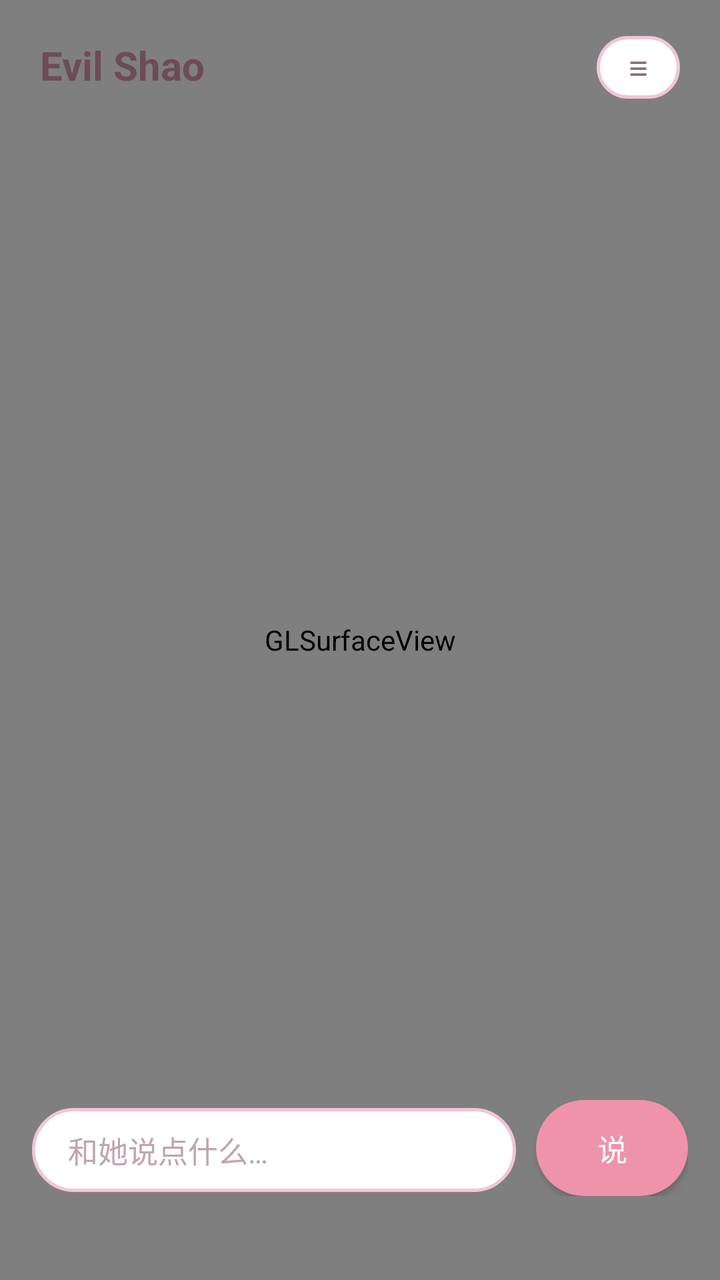
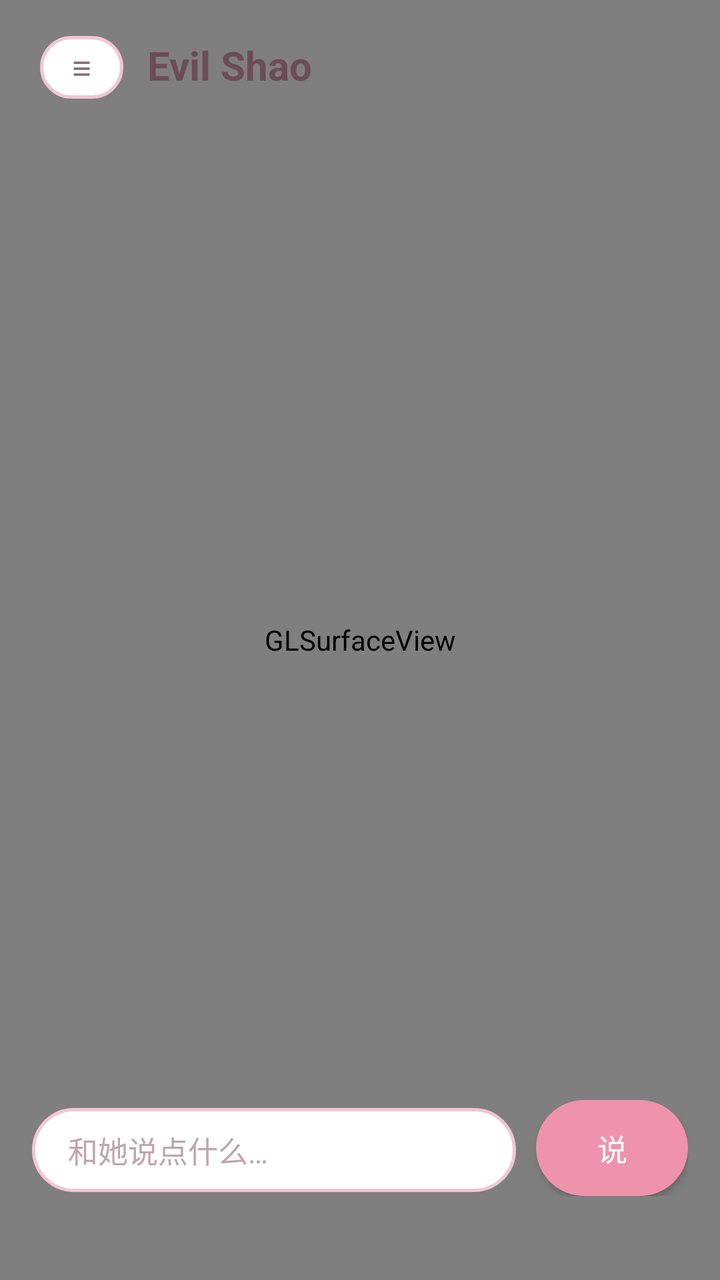

An Android layout rendered at two revisions. The XML below is the earlier revision; the diff shows what the commit changed to produce the second picture.
<!-- AndroidManifest.xml: application theme AppTheme -->
<!-- res/layout/activity_main.xml -->
<?xml version="1.0" encoding="utf-8"?>
<FrameLayout xmlns:android="http://schemas.android.com/apk/res/android"
    android:layout_width="match_parent"
    android:layout_height="match_parent"
    android:background="#FDEAF0">

    
    <android.opengl.GLSurfaceView
        android:id="@+id/gl"
        android:layout_width="match_parent"
        android:layout_height="match_parent" />

    
    <TextView
        android:id="@+id/bubble"
        android:layout_width="wrap_content"
        android:layout_height="wrap_content"
        android:layout_gravity="top|center_horizontal"
        android:layout_marginTop="62dp"
        android:background="@drawable/bubble_bg"
        android:elevation="3dp"
        android:maxWidth="280dp"
        android:paddingStart="18dp"
        android:paddingTop="12dp"
        android:paddingEnd="18dp"
        android:paddingBottom="12dp"
        android:textColor="#463A3E"
        android:textSize="15sp"
        android:visibility="gone" />

    
    <LinearLayout
        android:layout_width="match_parent"
        android:layout_height="wrap_content"
        android:layout_gravity="bottom"
        android:layout_marginStart="16dp"
        android:layout_marginEnd="16dp"
        android:layout_marginBottom="42dp"
        android:elevation="2dp"
        android:orientation="horizontal">

        <EditText
            android:id="@+id/input"
            android:layout_width="0dp"
            android:layout_height="wrap_content"
            android:layout_weight="1"
            android:background="@drawable/input_bg"
            android:hint="@string/hint"
            android:inputType="text"
            android:maxLines="1"
            android:textColor="#4A3F43"
            android:textColorHint="#C0A5AE"
            android:textSize="15sp" />

        <Button
            android:id="@+id/send"
            android:layout_width="wrap_content"
            android:layout_height="wrap_content"
            android:layout_marginStart="10dp"
            android:background="@drawable/button_bg"
            android:backgroundTint="#EE93AB"
            android:minWidth="76dp"
            android:text="@string/send"
            android:textColor="#FFFFFF"
            android:textSize="15sp" />
    </LinearLayout>

    
    <View
        android:id="@+id/scrim"
        android:layout_width="match_parent"
        android:layout_height="match_parent"
        android:background="#2A000000"
        android:visibility="gone" />

    
    <LinearLayout
        android:layout_width="match_parent"
        android:layout_height="wrap_content"
        android:layout_gravity="top"
        android:layout_marginStart="20dp"
        android:layout_marginTop="18dp"
        android:layout_marginEnd="20dp"
        android:elevation="4dp"
        android:orientation="horizontal">

        <TextView
            android:id="@+id/title"
            android:layout_width="0dp"
            android:layout_height="wrap_content"
            android:layout_weight="1"
            android:text="@string/app_name"
            android:textColor="#6D4B57"
            android:textSize="20sp"
            android:textStyle="bold" />

        <TextView
            android:id="@+id/menu"
            android:layout_width="wrap_content"
            android:layout_height="wrap_content"
            android:background="@drawable/input_bg"
            android:paddingStart="16dp"
            android:paddingTop="4dp"
            android:paddingEnd="16dp"
            android:paddingBottom="4dp"
            android:text="@string/menu"
            android:textColor="#8C6A75"
            android:textSize="17sp" />
    </LinearLayout>

    
    <LinearLayout
        android:id="@+id/menuPanel"
        android:layout_width="210dp"
        android:layout_height="wrap_content"
        android:layout_gravity="top|start"
        android:layout_marginStart="20dp"
        android:layout_marginTop="62dp"
        android:background="@drawable/menu_bg"
        android:elevation="12dp"
        android:orientation="vertical"
        android:paddingTop="6dp"
        android:paddingBottom="6dp"
        android:visibility="gone">

        <TextView
            android:id="@+id/mi_record"
            style="@style/MenuItem"
            android:text="@string/record" />

        <TextView
            android:id="@+id/mi_learn"
            style="@style/MenuItem"
            android:text="@string/learn" />

        <TextView
            android:id="@+id/mi_name"
            style="@style/MenuItem"
            android:text="@string/menu_name" />

        <TextView
            android:id="@+id/mi_ai"
            style="@style/MenuItem"
            android:text="@string/menu_ai" />

        <View
            android:layout_width="match_parent"
            android:layout_height="1dp"
            android:layout_marginStart="14dp"
            android:layout_marginTop="4dp"
            android:layout_marginEnd="14dp"
            android:layout_marginBottom="4dp"
            android:background="#F0DCE3" />

        <TextView
            android:id="@+id/mi_close"
            style="@style/MenuItem"
            android:text="@string/menu_close" />
    </LinearLayout>
</FrameLayout>
<!-- resources referenced by this layout -->
<resources>
  <!-- drawable bubble_bg (drawable) -->
  <?xml version="1.0" encoding="utf-8"?>
  <shape xmlns:android="http://schemas.android.com/apk/res/android"
      android:shape="rectangle">
      <solid android:color="#FFFDFD" />
      <corners android:radius="18dp" />
      <stroke
          android:width="1.5dp"
          android:color="#F0B6C7" />
  </shape>
  <!-- drawable button_bg (drawable) -->
  <?xml version="1.0" encoding="utf-8"?>
  <shape xmlns:android="http://schemas.android.com/apk/res/android"
      android:shape="rectangle">
      <solid android:color="#FFFFFF" />
      <corners android:radius="24dp" />
  </shape>
  <!-- drawable input_bg (drawable) -->
  <?xml version="1.0" encoding="utf-8"?>
  <shape xmlns:android="http://schemas.android.com/apk/res/android"
      android:shape="rectangle">
      <solid android:color="#FFFFFF" />
      <corners android:radius="24dp" />
      <stroke
          android:width="1.5dp"
          android:color="#F2C6D4" />
      <padding
          android:left="18dp"
          android:top="10dp"
          android:right="18dp"
          android:bottom="10dp" />
  </shape>
  <!-- drawable menu_bg (drawable) -->
  <?xml version="1.0" encoding="utf-8"?>
  <shape xmlns:android="http://schemas.android.com/apk/res/android"
      android:shape="rectangle">
      <solid android:color="#FBFFFFFF" />
      <corners android:radius="18dp" />
      <stroke
          android:width="1.5dp"
          android:color="#F2C6D4" />
  </shape>
  <string name="app_name">Evil Shao</string>
  <string name="hint">和她说点什么…</string>
  <string name="learn">学习</string>
  <string name="menu">≡</string>
  <string name="menu_ai">接 AI</string>
  <string name="menu_close">收起</string>
  <string name="menu_name">改名字</string>
  <string name="record">记录</string>
  <string name="send">说</string>
  <style name="MenuItem">
          <item name="android:layout_width">match_parent</item>
          <item name="android:layout_height">wrap_content</item>
          <item name="android:paddingStart">18dp</item>
          <item name="android:paddingTop">11dp</item>
          <item name="android:paddingEnd">18dp</item>
          <item name="android:paddingBottom">11dp</item>
          <item name="android:textColor">#6D4B57</item>
          <item name="android:textSize">14sp</item>
      </style>
  <style name="AppTheme" parent="@android:style/Theme.Material.Light.NoActionBar">
          <item name="android:windowBackground">@android:color/white</item>
          <item name="android:statusBarColor">#FDEAF0</item>
          <item name="android:navigationBarColor">#FDEAF0</item>
      </style>
</resources>

<!-- the commit's change to res/layout/activity_main.xml (unified diff, before → after) -->
@@ -85,6 +85,20 @@
         android:orientation="horizontal">
 
         <TextView
+            android:id="@+id/menu"
+            android:layout_width="wrap_content"
+            android:layout_height="wrap_content"
+            android:layout_marginEnd="12dp"
+            android:background="@drawable/input_bg"
+            android:paddingStart="16dp"
+            android:paddingTop="4dp"
+            android:paddingEnd="16dp"
+            android:paddingBottom="4dp"
+            android:text="@string/menu"
+            android:textColor="#8C6A75"
+            android:textSize="17sp" />
+
+        <TextView
             android:id="@+id/title"
             android:layout_width="0dp"
             android:layout_height="wrap_content"
@@ -93,19 +107,6 @@
             android:textColor="#6D4B57"
             android:textSize="20sp"
             android:textStyle="bold" />
-
-        <TextView
-            android:id="@+id/menu"
-            android:layout_width="wrap_content"
-            android:layout_height="wrap_content"
-            android:background="@drawable/input_bg"
-            android:paddingStart="16dp"
-            android:paddingTop="4dp"
-            android:paddingEnd="16dp"
-            android:paddingBottom="4dp"
-            android:text="@string/menu"
-            android:textColor="#8C6A75"
-            android:textSize="17sp" />
     </LinearLayout>
 
     
